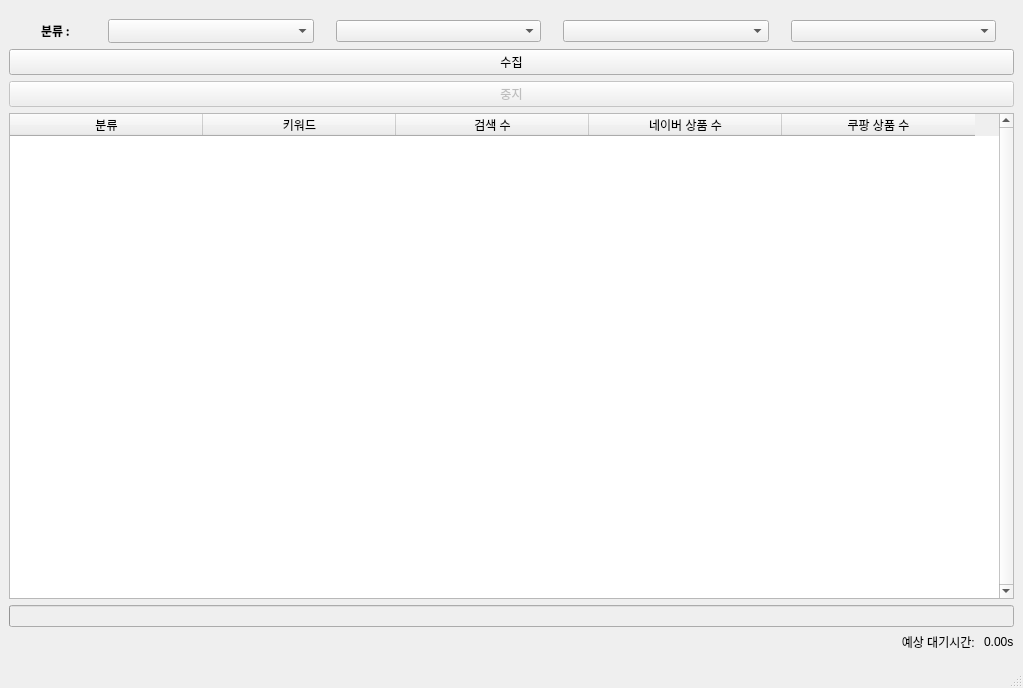
Qt form ui/main_window.ui (BK927/my-longtail-keywords-miner) before a commit.
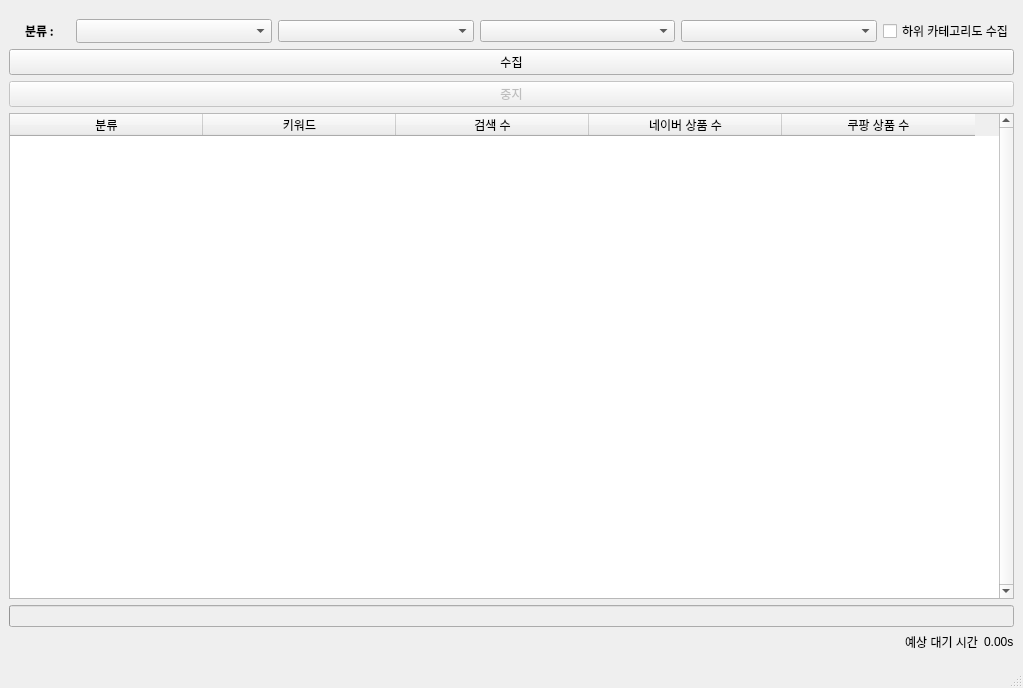
The same form after that commit.

Diff of the .ui file:
```diff
--- a/ui/main_window.ui
+++ b/ui/main_window.ui
@@ -196,6 +196,19 @@
           </property>
          </widget>
         </item>
+        <item>
+         <widget class="QCheckBox" name="RecursivieChkBox">
+          <property name="sizePolicy">
+           <sizepolicy hsizetype="Fixed" vsizetype="Fixed">
+            <horstretch>0</horstretch>
+            <verstretch>0</verstretch>
+           </sizepolicy>
+          </property>
+          <property name="text">
+           <string>하위 카테고리도 수집</string>
+          </property>
+         </widget>
+        </item>
        </layout>
       </item>
       <item>
@@ -319,7 +332,7 @@
         <item>
          <widget class="QLabel" name="label">
           <property name="text">
-           <string>예상 대기시간: </string>
+           <string>예상 대기 시간</string>
           </property>
           <property name="alignment">
            <set>Qt::AlignRight|Qt::AlignTrailing|Qt::AlignVCenter</set>
```
Left out of the diff: 19 changed lines with no effect on the pictures.
